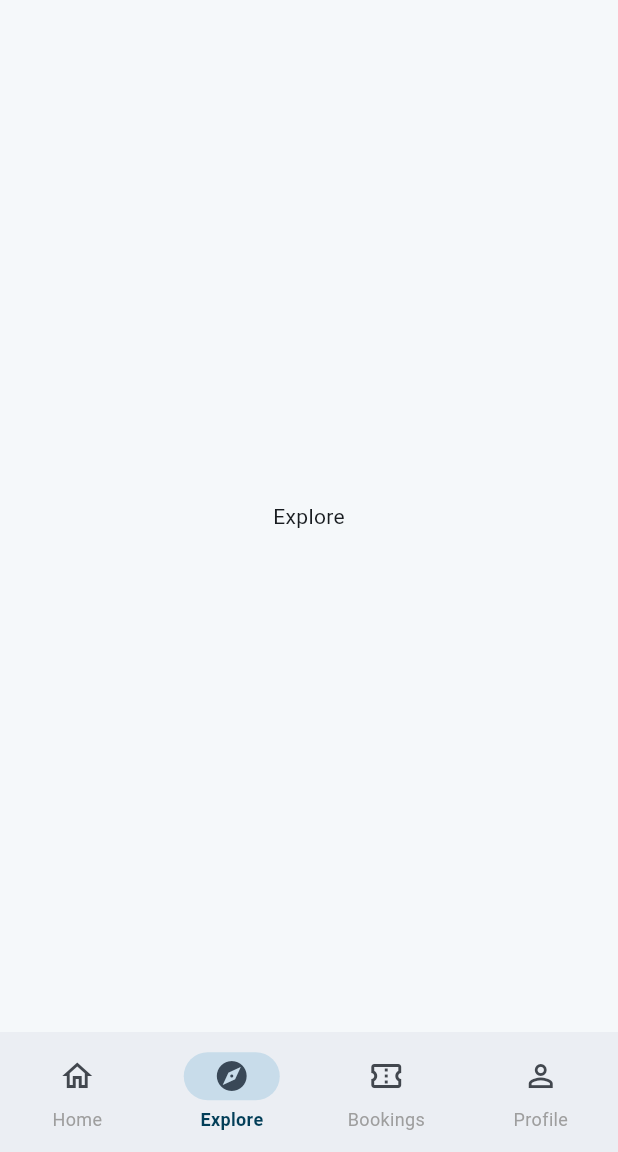
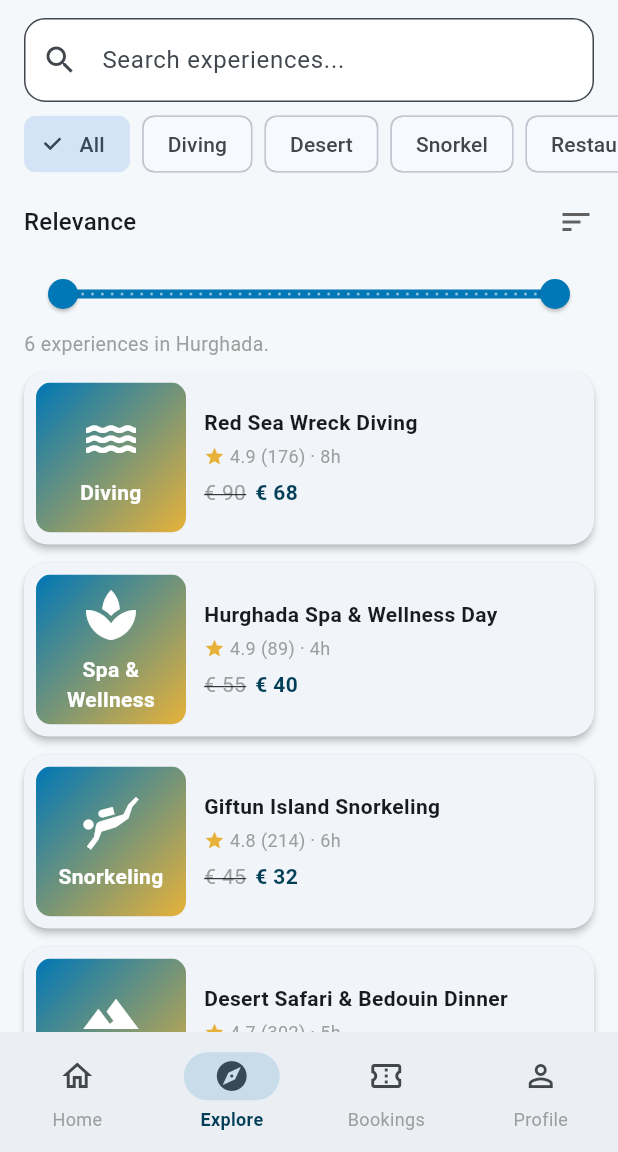
Before and after one commit to MohamedAbdElwahabOka/rihla_demo, a Flutter app: the screen it shows after launch, item 2 of the bottom bar chosen, on a phone screen of 412 x 824 dp, the part 84-1236 px from its top. Run offline on Flutter 3.47's test engine with Material 3 defaults, Android fonts, the phone set to English and light mode, and no system bars.

Commit message:
feat: S5 Explore/Search screen (chips, sort, price range, results, empty state)

```diff
--- a/lib/main_shell.dart
+++ b/lib/main_shell.dart
@@ -1,6 +1,7 @@
 import 'package:flutter/material.dart';
 import 'l10n/app_localizations.dart';
 import 'main.dart';
+import 'screens/explore_screen.dart';
 import 'screens/home_screen.dart';
 
 /// Hosts the 4-tab bottom navigation (Home, Explore, Bookings, Profile —
@@ -30,7 +31,7 @@ class _MainShellState extends State<MainShell> {
 
     final tabs = [
       HomeScreen(onSearchTap: () => setState(() => _tab = 1)),
-      Center(child: Text(l10n.navExplore)),
+      const ExploreScreen(),
       Center(child: Text(l10n.navBookings)),
       Center(child: Text(l10n.navProfile)),
     ];
--- /dev/null
+++ b/lib/screens/explore_screen.dart
@@ -0,0 +1,295 @@
+import 'package:flutter/material.dart';
+import '../l10n/app_localizations.dart';
+import '../mock_data.dart';
+import '../routes.dart';
+import '../theme.dart';
+import '../widgets/gradient_image.dart';
+import '../widgets/price_tag.dart';
+
+enum _SortOption { relevance, topRated, priceLowHigh, priceHighLow, newest }
+
+/// Maps a short Explore filter chip label (FR-059) to the matching
+/// Experience.category value (FR-016). 'Restaurants' has no category match —
+/// it toggles restaurant results in instead, handled separately below.
+const _chipCategory = <String, String>{
+  'Diving': 'Diving',
+  'Desert': 'Desert Safari',
+  'Snorkel': 'Snorkeling',
+  'Boat Tours': 'Boat Tours',
+  'Wellness': 'Spa & Wellness',
+  'Cultural': 'Cultural',
+};
+
+/// S5 — Explore / Search (FR-057-064). Hosted as the Explore tab body.
+class ExploreScreen extends StatefulWidget {
+  const ExploreScreen({super.key});
+
+  @override
+  State<ExploreScreen> createState() => _ExploreScreenState();
+}
+
+class _ExploreScreenState extends State<ExploreScreen> {
+  final _searchController = TextEditingController();
+  final Set<String> _selectedChips = {'All'};
+  _SortOption _sort = _SortOption.relevance;
+  RangeValues _priceRange = const RangeValues(0, 500);
+
+  @override
+  void dispose() {
+    _searchController.dispose();
+    super.dispose();
+  }
+
+  void _toggleChip(String chip) {
+    setState(() {
+      if (chip == 'All') {
+        _selectedChips
+          ..clear()
+          ..add('All');
+        return;
+      }
+      _selectedChips.remove('All');
+      if (_selectedChips.contains(chip)) {
+        _selectedChips.remove(chip);
+      } else {
+        _selectedChips.add(chip);
+      }
+      if (_selectedChips.isEmpty) _selectedChips.add('All');
+    });
+  }
+
+  String _sortLabel(AppLocalizations l10n, _SortOption o) => switch (o) {
+        _SortOption.relevance => l10n.sortRelevance,
+        _SortOption.topRated => l10n.sortTopRated,
+        _SortOption.priceLowHigh => l10n.sortPriceLow,
+        _SortOption.priceHighLow => l10n.sortPriceHigh,
+        _SortOption.newest => l10n.sortNewest,
+      };
+
+  List<Experience> _filteredExperiences() {
+    final query = _searchController.text.trim().toLowerCase();
+    final showAll = _selectedChips.contains('All');
+    final activeCategories = _selectedChips.map((c) => _chipCategory[c]).whereType<String>().toSet();
+
+    var results = experiences.where((e) {
+      if (query.length >= 2 && !e.title.toLowerCase().contains(query)) return false;
+      if (e.priceDiscounted < _priceRange.start || e.priceDiscounted > _priceRange.end) return false;
+      if (!showAll && activeCategories.isNotEmpty && !activeCategories.contains(e.category)) return false;
+      return true;
+    }).toList();
+
+    switch (_sort) {
+      case _SortOption.relevance:
+      case _SortOption.topRated:
+        results.sort((a, b) => b.rating.compareTo(a.rating));
+      case _SortOption.priceLowHigh:
+        results.sort((a, b) => a.priceDiscounted.compareTo(b.priceDiscounted));
+      case _SortOption.priceHighLow:
+        results.sort((a, b) => b.priceDiscounted.compareTo(a.priceDiscounted));
+      case _SortOption.newest:
+        results = results.reversed.toList();
+    }
+    return results;
+  }
+
+  @override
+  Widget build(BuildContext context) {
+    final l10n = AppLocalizations.of(context)!;
+    final results = _filteredExperiences();
+    final showRestaurants = _selectedChips.contains('Restaurants');
+    final totalCount = results.length + (showRestaurants ? restaurants.length : 0);
+
+    return SafeArea(
+      child: Column(
+        children: [
+          Padding(
+            padding: const EdgeInsets.fromLTRB(16, 12, 16, 8),
+            child: TextField(
+              controller: _searchController,
+              onChanged: (_) => setState(() {}),
+              decoration: InputDecoration(
+                prefixIcon: const Icon(Icons.search),
+                hintText: l10n.searchHint,
+                filled: true,
+                fillColor: Colors.white,
+                border: OutlineInputBorder(borderRadius: BorderRadius.circular(14), borderSide: BorderSide(color: Colors.grey.shade300)),
+              ),
+            ),
+          ),
+          SizedBox(
+            height: 40,
+            child: ListView.separated(
+              padding: const EdgeInsets.symmetric(horizontal: 16),
+              scrollDirection: Axis.horizontal,
+              itemCount: exploreFilterChips.length,
+              separatorBuilder: (_, _) => const SizedBox(width: 8),
+              itemBuilder: (context, i) {
+                final chip = exploreFilterChips[i];
+                return FilterChip(
+                  label: Text(chip),
+                  selected: _selectedChips.contains(chip),
+                  onSelected: (_) => _toggleChip(chip),
+                );
+              },
+            ),
+          ),
+          Padding(
+            padding: const EdgeInsets.fromLTRB(16, 8, 16, 0),
+            child: Row(
+              children: [
+                Expanded(
+                  child: DropdownButtonHideUnderline(
+                    child: DropdownButton<_SortOption>(
+                      isExpanded: true,
+                      value: _sort,
+                      icon: const Icon(Icons.sort),
+                      hint: Text(l10n.sortBy),
+                      items: _SortOption.values
+                          .map((o) => DropdownMenuItem(value: o, child: Text(_sortLabel(l10n, o))))
+                          .toList(),
+                      onChanged: (o) => setState(() => _sort = o ?? _sort),
+                    ),
+                  ),
+                ),
+              ],
+            ),
+          ),
+          Padding(
+            padding: const EdgeInsets.symmetric(horizontal: 16),
+            child: RangeSlider(
+              min: 0,
+              max: 500,
+              divisions: 50,
+              labels: RangeLabels('€${_priceRange.start.round()}', '€${_priceRange.end.round()}'),
+              values: _priceRange,
+              onChanged: (v) => setState(() => _priceRange = v),
+            ),
+          ),
+          Padding(
+            padding: const EdgeInsets.symmetric(horizontal: 16),
+            child: Align(
+              alignment: Alignment.centerLeft,
+              child: Text(l10n.resultsCount(totalCount), style: const TextStyle(color: Colors.grey, fontSize: 13)),
+            ),
+          ),
+          const SizedBox(height: 8),
+          Expanded(
+            child: totalCount == 0
+                ? Center(
+                    child: Column(
+                      mainAxisSize: MainAxisSize.min,
+                      children: [
+                        const Icon(Icons.search_off, size: 48, color: Colors.grey),
+                        const SizedBox(height: 12),
+                        Text(l10n.noResults, style: const TextStyle(color: Colors.grey)),
+                      ],
+                    ),
+                  )
+                : ListView(
+                    padding: const EdgeInsets.symmetric(horizontal: 16),
+                    children: [
+                      ...results.map((e) => _ResultCard(experience: e)),
+                      if (showRestaurants) ...restaurants.map((r) => _RestaurantResultCard(restaurant: r)),
+                    ],
+                  ),
+          ),
+        ],
+      ),
+    );
+  }
+}
+
+class _ResultCard extends StatelessWidget {
+  final Experience experience;
+  const _ResultCard({required this.experience});
+
+  @override
+  Widget build(BuildContext context) {
+    return Card(
+      margin: const EdgeInsets.only(bottom: 12),
+      child: InkWell(
+        onTap: () => Navigator.of(context).pushNamed(Routes.detail, arguments: experience),
+        borderRadius: BorderRadius.circular(16),
+        child: Padding(
+          padding: const EdgeInsets.all(8),
+          child: Row(
+            children: [
+              ClipRRect(
+                borderRadius: BorderRadius.circular(10),
+                child: SizedBox(width: 100, height: 100, child: GradientImage(icon: experience.icon, label: experience.category)),
+              ),
+              const SizedBox(width: 12),
+              Expanded(
+                child: Column(
+                  crossAxisAlignment: CrossAxisAlignment.start,
+                  children: [
+                    Text(experience.title, style: const TextStyle(fontWeight: FontWeight.w600), maxLines: 2, overflow: TextOverflow.ellipsis),
+                    const SizedBox(height: 4),
+                    Row(
+                      children: [
+                        const Icon(Icons.star, size: 14, color: RihlaColors.gold),
+                        Text(' ${experience.rating} (${experience.reviewCount}) · ${experience.duration}', style: const TextStyle(fontSize: 12, color: Colors.grey)),
+                      ],
+                    ),
+                    const SizedBox(height: 6),
+                    PriceTag(original: experience.priceOriginal, discounted: experience.priceDiscounted, discountedFontSize: 14),
+                  ],
+                ),
+              ),
+            ],
+          ),
+        ),
+      ),
+    );
+  }
+}
+
+class _RestaurantResultCard extends StatelessWidget {
+  final Restaurant restaurant;
+  const _RestaurantResultCard({required this.restaurant});
+
+  @override
+  Widget build(BuildContext context) {
+    return Card(
+      margin: const EdgeInsets.only(bottom: 12),
+      child: Padding(
+        padding: const EdgeInsets.all(8),
+        child: Row(
+          children: [
+            ClipRRect(
+              borderRadius: BorderRadius.circular(10),
+              child: SizedBox(width: 100, height: 100, child: GradientImage(icon: restaurant.icon, label: restaurant.cuisine)),
+            ),
+            const SizedBox(width: 12),
+            Expanded(
+              child: Column(
+                crossAxisAlignment: CrossAxisAlignment.start,
+                children: [
+                  Text(restaurant.name, style: const TextStyle(fontWeight: FontWeight.w600)),
+                  const SizedBox(height: 4),
+                  Row(
+                    children: [
+                      const Icon(Icons.star, size: 14, color: RihlaColors.gold),
+                      Text(' ${restaurant.rating} (${restaurant.reviewCount}) · ${restaurant.priceRange}', style: const TextStyle(fontSize: 12, color: Colors.grey)),
+                    ],
+                  ),
+                  const SizedBox(height: 6),
+                  Wrap(
+                    spacing: 4,
+                    children: restaurant.badges
+                        .map((b) => Container(
+                              padding: const EdgeInsets.symmetric(horizontal: 5, vertical: 2),
+                              decoration: BoxDecoration(color: RihlaColors.seaBlue.withValues(alpha: 0.1), borderRadius: BorderRadius.circular(4)),
+                              child: Text(b, style: const TextStyle(fontSize: 9, color: RihlaColors.seaBlueDark, fontWeight: FontWeight.w600)),
+                            ))
+                        .toList(),
+                  ),
+                ],
+              ),
+            ),
+          ],
+        ),
+      ),
+    );
+  }
+}
```
